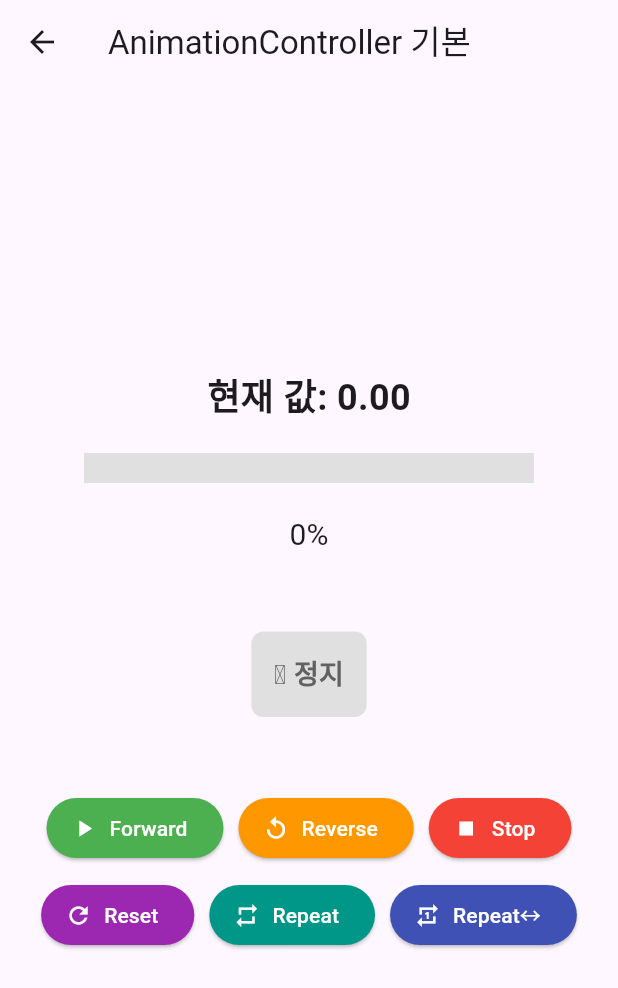
After one commit to Dansot4891/flutter_animations, a Flutter app: the screen it shows after launch, after a tap on "AnimatedBuilderEx", on a phone screen of 412 x 824 dp. The commit adds this screen. Shown: the top 988 px of the screen. Run offline on Flutter 3.47's test engine with Material 3 defaults, Android fonts, the phone set to English and light mode, and no system bars.

Commit message:
animation controller & animated builder

```diff
--- a/lib/animation_page.dart
+++ b/lib/animation_page.dart
@@ -4,6 +4,8 @@ import 'package:flutter_animations/animations/expilcit/animated_default_text_sty
 import 'package:flutter_animations/animations/expilcit/animated_opacity/animated_opacity_ex.dart';
 import 'package:flutter_animations/animations/expilcit/animated_positioned/animated_positioned_ex.dart';
 import 'package:flutter_animations/animations/expilcit/tween_animation_builder/tween_animation_builder_ex.dart';
+import 'package:flutter_animations/animations/implicit/animated_builder/animated_builder_ex.dart';
+import 'package:flutter_animations/animations/implicit/animation_controller/animation_controller_ex.dart';
 
 class AnimationPage extends StatelessWidget {
   const AnimationPage({super.key});
@@ -17,62 +19,41 @@ class AnimationPage extends StatelessWidget {
           mainAxisAlignment: MainAxisAlignment.center,
           crossAxisAlignment: CrossAxisAlignment.center,
           children: [
-            TextButton(
-              onPressed: () {
-                Navigator.push(
-                  context,
-                  MaterialPageRoute(
-                    builder: (context) => AnimatedContainerEx(),
-                  ),
-                );
-              },
-              child: Text('AnimatedContainerEx'),
+            textButton(context, 'AnimatedContainerEx', AnimatedContainerEx()),
+            textButton(
+              context,
+              'AnimatedDefaultTextStyleEx',
+              AnimatedDefaultTextStyleEx(),
             ),
-            TextButton(
-              onPressed: () {
-                Navigator.push(
-                  context,
-                  MaterialPageRoute(
-                    builder: (context) => AnimatedDefaultTextStyleEx(),
-                  ),
-                );
-              },
-              child: Text('AnimatedDefaultTextStyleEx'),
+            textButton(context, 'AnimatedOpacityEx', AnimatedOpacityEx()),
+            textButton(context, 'AnimatedPositionedEx', AnimatedPositionedEx()),
+            textButton(
+              context,
+              'TweenAnimationBuilderEx',
+              TweenAnimationBuilderEx(),
             ),
-            TextButton(
-              onPressed: () {
-                Navigator.push(
-                  context,
-                  MaterialPageRoute(builder: (context) => AnimatedOpacityEx()),
-                );
-              },
-              child: Text('AnimatedOpacityEx'),
+            Divider(),
+            textButton(
+              context,
+              'AnimationControllerEx',
+              AnimationControllerEx(),
             ),
-            TextButton(
-              onPressed: () {
-                Navigator.push(
-                  context,
-                  MaterialPageRoute(
-                    builder: (context) => AnimatedPositionedEx(),
-                  ),
-                );
-              },
-              child: Text('AnimatedPositionedEx'),
-            ),
-            TextButton(
-              onPressed: () {
-                Navigator.push(
-                  context,
-                  MaterialPageRoute(
-                    builder: (context) => TweenAnimationBuilderEx(),
-                  ),
-                );
-              },
-              child: Text('TweenAnimationBuilderEx'),
-            ),
+            textButton(context, 'AnimatedBuilderEx', AnimatedBuilderEx()),
           ],
         ),
       ),
     );
   }
+
+  TextButton textButton(BuildContext context, String text, Widget widget) {
+    return TextButton(
+      onPressed: () {
+        Navigator.push(
+          context,
+          MaterialPageRoute(builder: (context) => widget),
+        );
+      },
+      child: Text(text, style: TextStyle(fontSize: 16, color: Colors.black)),
+    );
+  }
 }
--- /dev/null
+++ b/lib/animations/implicit/animated_builder/animated_builder_ex.dart
@@ -0,0 +1,194 @@
+import 'package:flutter/material.dart';
+
+// ⚠️ 중요: SingleTickerProviderStateMixin 필수!
+// SingleTickerProviderStateMixin이 왜 필수일까?
+// 애니메이션은 화면을 매 프레임(60fps)마다 갱신해야 함
+// TickerProvider는 "화면이 보일 때만" 애니메이션을 돌려줌
+// → 성능 최적화! (백그라운드에서는 멈춤)
+class AnimatedBuilderEx extends StatefulWidget {
+  const AnimatedBuilderEx({super.key});
+  @override
+  State<AnimatedBuilderEx> createState() => _AnimatedBuilderExState();
+}
+
+class _AnimatedBuilderExState extends State<AnimatedBuilderEx>
+    with SingleTickerProviderStateMixin {
+  // 1. AnimationController 선언
+  late AnimationController _controller;
+
+  @override
+  void initState() {
+    super.initState();
+
+    // 2. Controller 초기화
+    _controller = AnimationController(
+      duration: Duration(seconds: 1), // 애니메이션 길이
+      vsync: this, // (SingleTickerProviderStateMixin 때문)
+    );
+  }
+
+  @override
+  void dispose() {
+    _controller.dispose();
+    super.dispose();
+  }
+
+  @override
+  Widget build(BuildContext context) {
+    return Scaffold(
+      appBar: AppBar(title: Text('AnimationController 기본')),
+      body: Center(
+        child: Column(
+          mainAxisAlignment: MainAxisAlignment.center,
+          children: [
+            // 프로그레스 바로 시각화
+            AnimatedBuilder(
+              animation: _controller,
+              builder: (context, child) {
+                return Column(
+                  children: [
+                    // Controller의 현재 값 표시
+                    Text(
+                      '현재 값: ${_controller.value.toStringAsFixed(2)}',
+                      style: TextStyle(
+                        fontSize: 24,
+                        fontWeight: FontWeight.bold,
+                      ),
+                    ),
+                    SizedBox(height: 20),
+                    SizedBox(
+                      width: 300,
+                      child: LinearProgressIndicator(
+                        value: _controller.value, // 0.0 ~ 1.0
+                        minHeight: 20,
+                        backgroundColor: Colors.grey[300],
+                        valueColor: AlwaysStoppedAnimation(Colors.blue),
+                      ),
+                    ),
+                    SizedBox(height: 20),
+
+                    Text(
+                      '${(_controller.value * 100).toStringAsFixed(0)}%',
+                      style: TextStyle(fontSize: 20),
+                    ),
+                  ],
+                );
+              },
+            ),
+
+            SizedBox(height: 50),
+
+            // 상태 표시
+            Container(
+              padding: EdgeInsets.all(15),
+              decoration: BoxDecoration(
+                color: _controller.isAnimating
+                    ? Colors.green[100]
+                    : Colors.grey[300],
+                borderRadius: BorderRadius.circular(8),
+              ),
+              child: Text(
+                _controller.isAnimating ? '▶️ 재생 중' : '⏸️ 정지',
+                style: TextStyle(
+                  fontSize: 18,
+                  fontWeight: FontWeight.bold,
+                  color: _controller.isAnimating
+                      ? Colors.green[900]
+                      : Colors.grey[700],
+                ),
+              ),
+            ),
+
+            SizedBox(height: 50),
+
+            // 컨트롤 버튼들
+            Wrap(
+              spacing: 10,
+              runSpacing: 10,
+              alignment: WrapAlignment.center,
+              children: [
+                // Forward 버튼
+                ElevatedButton.icon(
+                  onPressed: () {
+                    _controller.forward(); // 0.0 → 1.0
+                  },
+                  icon: Icon(Icons.play_arrow),
+                  label: Text('Forward'),
+                  style: ElevatedButton.styleFrom(
+                    backgroundColor: Colors.green,
+                    foregroundColor: Colors.white,
+                  ),
+                ),
+
+                // Reverse 버튼
+                ElevatedButton.icon(
+                  onPressed: () {
+                    _controller.reverse(); // 1.0 → 0.0
+                  },
+                  icon: Icon(Icons.replay),
+                  label: Text('Reverse'),
+                  style: ElevatedButton.styleFrom(
+                    backgroundColor: Colors.orange,
+                    foregroundColor: Colors.white,
+                  ),
+                ),
+
+                // Stop 버튼
+                ElevatedButton.icon(
+                  onPressed: () {
+                    _controller.stop(); // 멈춤
+                  },
+                  icon: Icon(Icons.stop),
+                  label: Text('Stop'),
+                  style: ElevatedButton.styleFrom(
+                    backgroundColor: Colors.red,
+                    foregroundColor: Colors.white,
+                  ),
+                ),
+
+                // Reset 버튼
+                ElevatedButton.icon(
+                  onPressed: () {
+                    _controller.reset(); // 0.0으로 돌아감
+                  },
+                  icon: Icon(Icons.refresh),
+                  label: Text('Reset'),
+                  style: ElevatedButton.styleFrom(
+                    backgroundColor: Colors.purple,
+                    foregroundColor: Colors.white,
+                  ),
+                ),
+
+                // Repeat 버튼
+                ElevatedButton.icon(
+                  onPressed: () {
+                    _controller.repeat(); // 무한 반복
+                  },
+                  icon: Icon(Icons.repeat),
+                  label: Text('Repeat'),
+                  style: ElevatedButton.styleFrom(
+                    backgroundColor: Colors.teal,
+                    foregroundColor: Colors.white,
+                  ),
+                ),
+
+                // Repeat Reverse 버튼
+                ElevatedButton.icon(
+                  onPressed: () {
+                    _controller.repeat(reverse: true); // 앞뒤로 반복
+                  },
+                  icon: Icon(Icons.repeat_one),
+                  label: Text('Repeat↔'),
+                  style: ElevatedButton.styleFrom(
+                    backgroundColor: Colors.indigo,
+                    foregroundColor: Colors.white,
+                  ),
+                ),
+              ],
+            ),
+          ],
+        ),
+      ),
+    );
+  }
+}
```
Also changed, not shown: lib/animations/implicit/animation_controller/animation_controller_ex.dart (added, +185 -0 lines).
